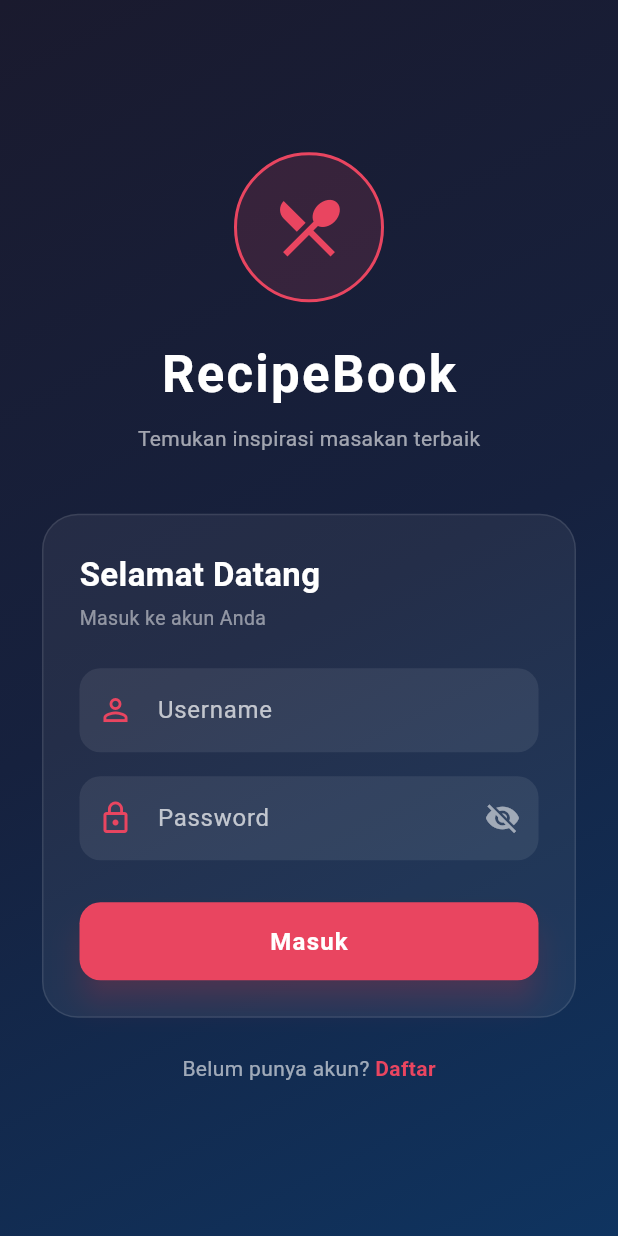
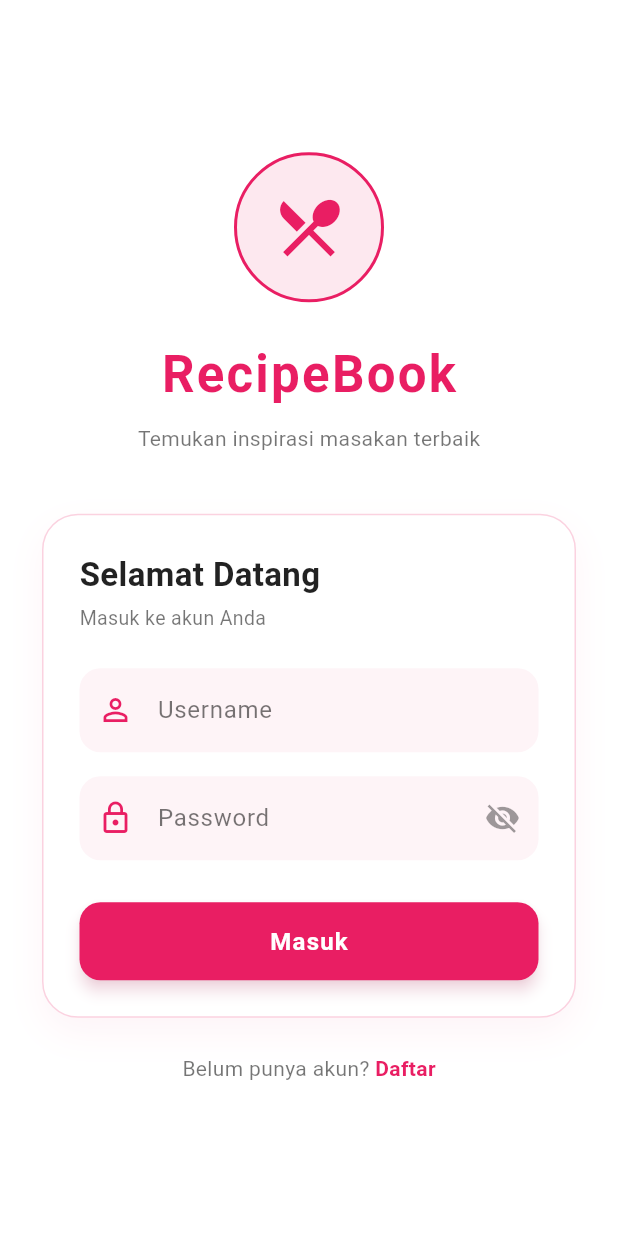
Before and after one commit to moenalyze/TugasResep_123230053_Khatama, a Flutter app: the screen it shows after launch, on a phone screen of 412 x 824 dp. Run offline on Flutter 3.47's test engine with Material 3 defaults, Android fonts, the phone set to English and light mode, and no system bars; our stand-ins replace hive, hive_flutter, shared_preferences; accounts and stored records are empty.

Commit message:
ubah tema warna

```diff
--- a/lib/main.dart
+++ b/lib/main.dart
@@ -25,9 +25,10 @@ class MyApp extends StatelessWidget {
       debugShowCheckedModeBanner: false,
       theme: ThemeData(
         colorScheme: ColorScheme.fromSeed(
-          seedColor: const Color(0xFFE94560),
-          brightness: Brightness.dark,
+          seedColor: Colors.pink,
+          brightness: Brightness.light,
         ),
+        scaffoldBackgroundColor: Colors.white,
         useMaterial3: true,
         fontFamily: 'sans-serif',
       ),
@@ -65,25 +66,25 @@ class _SplashRouterState extends State<_SplashRouter> {
   @override
   Widget build(BuildContext context) {
     return const Scaffold(
-      backgroundColor: Color(0xFF1A1A2E),
+      backgroundColor: Colors.white,
       body: Center(
         child: Column(
           mainAxisAlignment: MainAxisAlignment.center,
           children: [
             Icon(Icons.restaurant_menu,
-                color: Color(0xFFE94560), size: 80),
+                color: Colors.pink, size: 80),
             SizedBox(height: 20),
             Text(
               'RecipeBook',
               style: TextStyle(
-                color: Colors.white,
+                color: Colors.pink,
                 fontSize: 32,
                 fontWeight: FontWeight.bold,
                 letterSpacing: 1.5,
               ),
             ),
             SizedBox(height: 40),
-            CircularProgressIndicator(color: Color(0xFFE94560)),
+            CircularProgressIndicator(color: Colors.pink),
           ],
         ),
       ),
--- a/lib/screens/login_screen.dart
+++ b/lib/screens/login_screen.dart
@@ -82,19 +82,11 @@ class _LoginScreenState extends State<LoginScreen>
   @override
   Widget build(BuildContext context) {
     return Scaffold(
-      body: Container(
-        decoration: const BoxDecoration(
-          gradient: LinearGradient(
-            colors: [Color(0xFF1A1A2E), Color(0xFF16213E), Color(0xFF0F3460)],
-            begin: Alignment.topLeft,
-            end: Alignment.bottomRight,
-          ),
-        ),
-        child: SafeArea(
+      backgroundColor: Colors.white,
+      body: SafeArea(
         child: Center(
           child: SingleChildScrollView(
-              padding:
-                  const EdgeInsets.symmetric(horizontal: 28, vertical: 24),
+            padding: const EdgeInsets.symmetric(horizontal: 28, vertical: 24),
             child: FadeTransition(
               opacity: _fadeAnimation,
               child: SlideTransition(
@@ -107,15 +99,15 @@ class _LoginScreenState extends State<LoginScreen>
                       width: 100,
                       height: 100,
                       decoration: BoxDecoration(
-                          color: const Color(0xFFE94560).withOpacity(0.15),
+                        color: Colors.pink.withValues(alpha: 0.1),
                         shape: BoxShape.circle,
                         border: Border.all(
-                              color: const Color(0xFFE94560), width: 2),
+                            color: Colors.pink, width: 2),
                       ),
                       child: const Icon(
                         Icons.restaurant_menu,
                         size: 50,
-                          color: Color(0xFFE94560),
+                        color: Colors.pink,
                       ),
                     ),
                     const SizedBox(height: 24),
@@ -124,16 +116,16 @@ class _LoginScreenState extends State<LoginScreen>
                       style: TextStyle(
                         fontSize: 34,
                         fontWeight: FontWeight.bold,
-                          color: Colors.white,
+                        color: Colors.pink,
                         letterSpacing: 1.5,
                       ),
                     ),
                     const SizedBox(height: 8),
-                      Text(
+                    const Text(
                       'Temukan inspirasi masakan terbaik',
                       style: TextStyle(
                         fontSize: 14,
-                          color: Colors.white.withOpacity(0.6),
+                        color: Colors.black54,
                       ),
                     ),
                     const SizedBox(height: 40),
@@ -142,10 +134,16 @@ class _LoginScreenState extends State<LoginScreen>
                     Container(
                       padding: const EdgeInsets.all(24),
                       decoration: BoxDecoration(
-                          color: Colors.white.withOpacity(0.06),
+                        color: Colors.white,
                         borderRadius: BorderRadius.circular(24),
-                          border: Border.all(
-                              color: Colors.white.withOpacity(0.1)),
+                        boxShadow: [
+                          BoxShadow(
+                            color: Colors.pink.withValues(alpha: 0.05),
+                            blurRadius: 20,
+                            offset: const Offset(0, 10),
+                          ),
+                        ],
+                        border: Border.all(color: Colors.pink.withValues(alpha: 0.2)),
                       ),
                       child: Form(
                         key: _formKey,
@@ -155,16 +153,16 @@ class _LoginScreenState extends State<LoginScreen>
                             const Text(
                               'Selamat Datang',
                               style: TextStyle(
-                                  color: Colors.white,
+                                color: Colors.black87,
                                 fontSize: 22,
                                 fontWeight: FontWeight.bold,
                               ),
                             ),
                             const SizedBox(height: 4),
-                              Text(
+                            const Text(
                               'Masuk ke akun Anda',
                               style: TextStyle(
-                                    color: Colors.white.withOpacity(0.5),
+                                  color: Colors.black54,
                                   fontSize: 13),
                             ),
                             const SizedBox(height: 24),
@@ -190,7 +188,7 @@ class _LoginScreenState extends State<LoginScreen>
                                   _obscurePassword
                                       ? Icons.visibility_off
                                       : Icons.visibility,
-                                    color: Colors.white54,
+                                  color: Colors.black38,
                                 ),
                                 onPressed: () => setState(() =>
                                     _obscurePassword = !_obscurePassword),
@@ -209,15 +207,14 @@ class _LoginScreenState extends State<LoginScreen>
                               child: ElevatedButton(
                                 onPressed: _isLoading ? null : _handleLogin,
                                 style: ElevatedButton.styleFrom(
-                                    backgroundColor: const Color(0xFFE94560),
+                                  backgroundColor: Colors.pink,
                                   foregroundColor: Colors.white,
                                   shape: RoundedRectangleBorder(
                                     borderRadius:
                                         BorderRadius.circular(14),
                                   ),
-                                    elevation: 8,
-                                    shadowColor: const Color(0xFFE94560)
-                                        .withOpacity(0.5),
+                                  elevation: 4,
+                                  shadowColor: Colors.pink.withValues(alpha: 0.3),
                                 ),
                                 child: _isLoading
                                     ? const SizedBox(
@@ -246,10 +243,9 @@ class _LoginScreenState extends State<LoginScreen>
                     Row(
                       mainAxisAlignment: MainAxisAlignment.center,
                       children: [
-                          Text(
+                        const Text(
                           'Belum punya akun? ',
-                            style: TextStyle(
-                                color: Colors.white.withOpacity(0.6)),
+                          style: TextStyle(color: Colors.black54),
                         ),
                         GestureDetector(
                           onTap: () => Navigator.pushReplacement(
@@ -260,7 +256,7 @@ class _LoginScreenState extends State<LoginScreen>
                           child: const Text(
                             'Daftar',
                             style: TextStyle(
-                                color: Color(0xFFE94560),
+                              color: Colors.pink,
                               fontWeight: FontWeight.bold,
                             ),
                           ),
@@ -268,7 +264,6 @@ class _LoginScreenState extends State<LoginScreen>
                       ],
                     ),
                   ],
-                  ),
                 ),
               ),
             ),
@@ -289,25 +284,24 @@ class _LoginScreenState extends State<LoginScreen>
     return TextFormField(
       controller: controller,
       obscureText: obscureText,
-      style: const TextStyle(color: Colors.white),
+      style: const TextStyle(color: Colors.black87),
       validator: validator,
       decoration: InputDecoration(
         labelText: label,
-        labelStyle: TextStyle(color: Colors.white.withOpacity(0.7)),
-        prefixIcon: Icon(icon, color: const Color(0xFFE94560)),
+        labelStyle: const TextStyle(color: Colors.black54),
+        prefixIcon: Icon(icon, color: Colors.pink),
         suffixIcon: suffixIcon,
         filled: true,
-        fillColor: Colors.white.withOpacity(0.08),
+        fillColor: Colors.pink.withValues(alpha: 0.05),
         border: OutlineInputBorder(
           borderRadius: BorderRadius.circular(14),
           borderSide: BorderSide.none,
         ),
         focusedBorder: OutlineInputBorder(
           borderRadius: BorderRadius.circular(14),
-          borderSide:
-              const BorderSide(color: Color(0xFFE94560), width: 1.5),
+          borderSide: const BorderSide(color: Colors.pink, width: 1.5),
         ),
-        errorStyle: const TextStyle(color: Colors.orangeAccent),
+        errorStyle: const TextStyle(color: Colors.redAccent),
       ),
     );
   }
```
Also changed, not shown: lib/api_service/meal_api_service.dart (+0 -37 lines), lib/screens/detail_screen.dart (+22 -34 lines), lib/screens/favorite_screen.dart (+20 -20 lines), lib/screens/home_screen.dart (+35 -170 lines), lib/screens/register_screen.dart (+31 -33 lines). Lines whose indentation alone changed are shown as unchanged.
